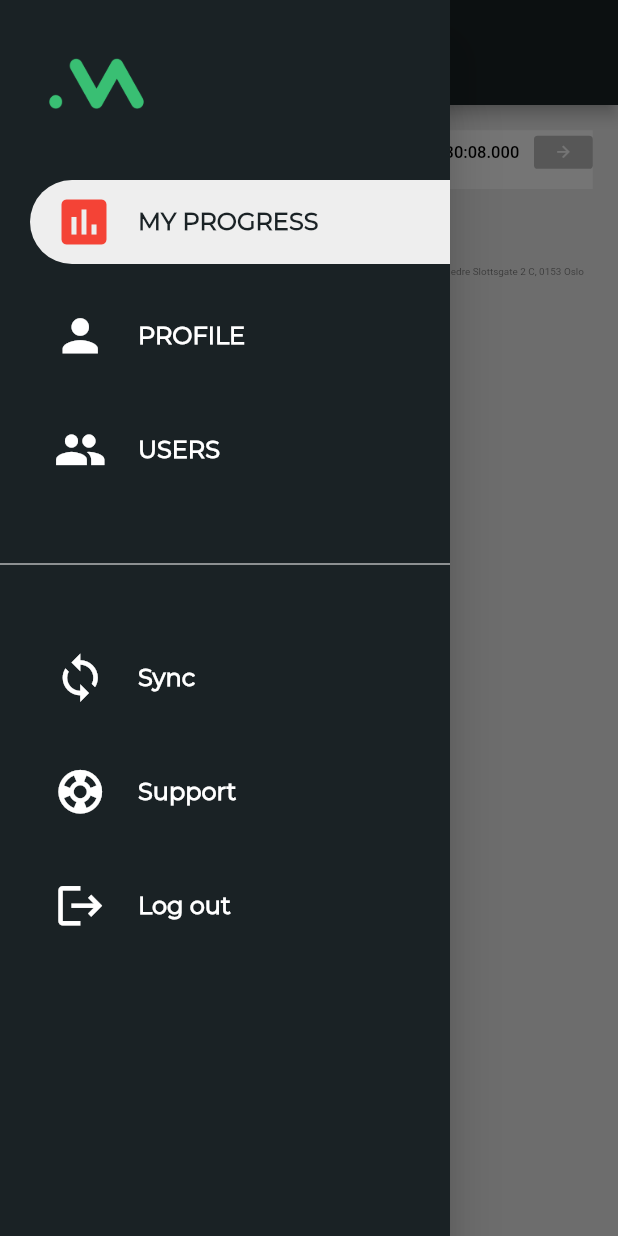
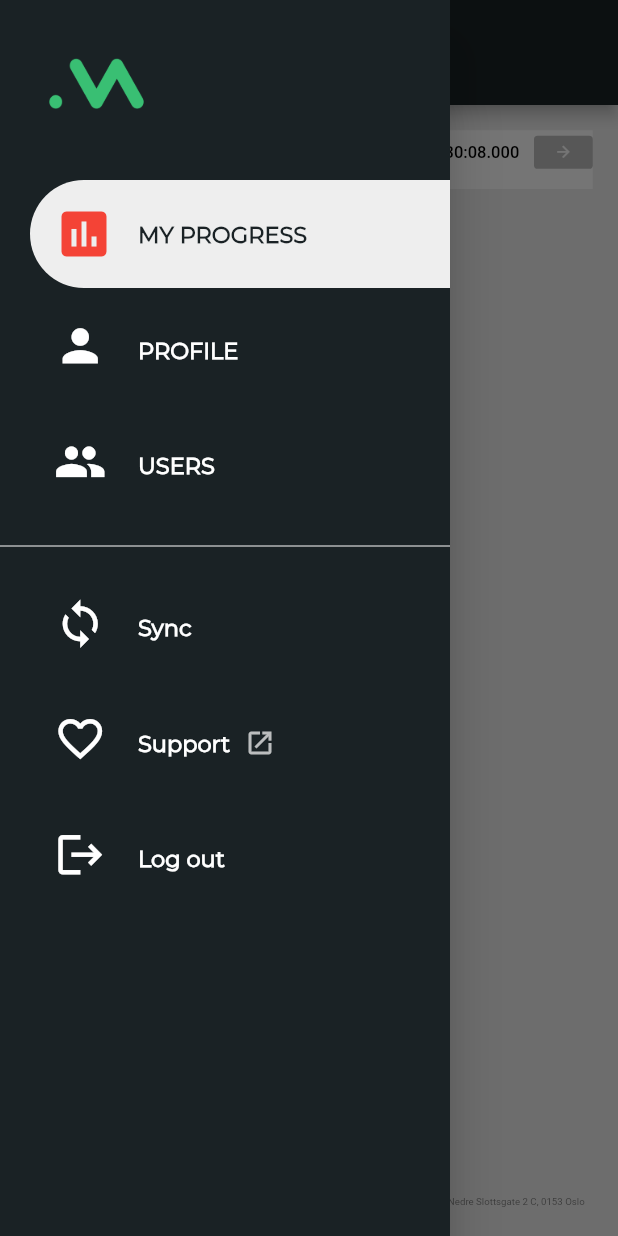
Before and after one commit to matanyos/smart_alert_demo_flutter, a Flutter app: the HomePage screen opened by its route, with the side drawer open, on a phone screen of 412 x 824 dp. Run offline on Flutter 3.47's test engine with Material 2 defaults, Android fonts, the light colour scheme and no system bars; our stand-ins replace hive, hive_flutter; missing offline and left inert: encrypt; accounts and stored records are empty.

Commit message:
fixing layout

```diff
--- a/lib/utilitites/screen_info.dart
+++ b/lib/utilitites/platform_info.dart
@@ -1,14 +1,19 @@
 import 'package:flutter/cupertino.dart';
+import 'package:flutter/foundation.dart';
 
-class ScreenInfo {
+class PlatformInfo {
   final BuildContext context;
   late Size screenSize;
 
-  ScreenInfo(this.context) {
+  PlatformInfo(this.context) {
     screenSize = MediaQuery.of(context).size;
   }
 
   Size getScreenSize() => screenSize;
 
   bool isSmallScreen() => screenSize.width < 800;
+
+  bool isMobile() =>
+      defaultTargetPlatform == TargetPlatform.iOS ||
+      defaultTargetPlatform == TargetPlatform.android;
 }
--- a/lib/widgets/footer.dart
+++ b/lib/widgets/footer.dart
@@ -61,14 +61,22 @@ class Footer extends StatelessWidget {
                                 ? Colors.black54
                                 : Colors.white)))),
             icon: Icon(
-              Icons.support_rounded,
+              Icons.favorite_outline,
               size: 12,
               color: Colors.red.shade400,
             ),
-            label: Text('Support',
-                style: TextStyle(
-                    fontSize: 10,
-                    color: !isLoginPage ? Colors.black54 : Colors.white))),
+            label: Row(
+              children: [
+                Text('Support',
+                    style: TextStyle(
+                        fontSize: 10,
+                        color: !isLoginPage ? Colors.black54 : Colors.white)),
+                const SizedBox(width: 5),
+                Icon(Icons.open_in_new,
+                    size: 10,
+                    color: !isLoginPage ? Colors.black54 : Colors.white60)
+              ],
+            )),
         Text(
           'Support +99 88 88 44',
           style: TextStyle(
--- a/lib/widgets/home_page.dart
+++ b/lib/widgets/home_page.dart
@@ -36,10 +36,8 @@ class HomePageState extends State<HomePage> {
           ),
           body: Container(
               color: Colors.grey.shade200,
-              child: Column(children: [
-                WidgetHelper.getWidgetView(
-                    menuItem: currentMenuItem, context: context)
-              ])),
+              child: WidgetHelper.getWidgetView(
+                  menuItem: currentMenuItem, context: context)),
           drawer: const NavigationDrawer());
     }
   }
--- a/lib/widgets/my_progress_view.dart
+++ b/lib/widgets/my_progress_view.dart
@@ -9,11 +9,11 @@ class MyProgressViewWidget extends StatelessWidget {
   @override
   Widget build(BuildContext context) {
     return Column(
-      mainAxisAlignment: MainAxisAlignment.spaceBetween,
       children: [
-        FittedBox(
+        Expanded(
+          child: FittedBox(
+            alignment: Alignment.topCenter,
             child: Container(
-            alignment: Alignment.center,
               margin: EdgeInsets.all(MediaQuery.of(context).size.width / 15),
               color: Colors.white,
               child: Column(
@@ -54,8 +54,8 @@ class MyProgressViewWidget extends StatelessWidget {
                         onPressed: () => {},
                         child: Text(
                           DateTime.now().toString(),
-                        style:
-                            const TextStyle(color: Colors.black, fontSize: 18),
+                          style: const TextStyle(
+                              color: Colors.black, fontSize: 18),
                         ),
                       ),
                       ElevatedButton(
@@ -79,7 +79,14 @@ class MyProgressViewWidget extends StatelessWidget {
               ),
             ),
           ),
-        WidgetHelper.getFooterWithPadding(isLogin: false, context: context)
+        ),
+        Align(
+          alignment: Alignment.bottomCenter,
+          child: FittedBox(
+            child: WidgetHelper.getFooterWithPadding(
+                isLogin: false, context: context),
+          ),
+        )
       ],
     );
   }
--- a/lib/widgets/navigation_drawer.dart
+++ b/lib/widgets/navigation_drawer.dart
@@ -20,13 +20,9 @@ class NavigationDrawer extends StatelessWidget {
             children: [
               Column(children: [
                 WidgetHelper.buildHeader(context),
-                Column(
-                  children: [
-                    Padding(
-                        padding: const EdgeInsets.only(top: 30),
-                        child: WidgetHelper.buildMenuItems(context)),
-                  ],
-                ),
+                Padding(
+                    padding: const EdgeInsets.only(top: 30),
+                    child: WidgetHelper.buildMenuItems(context)),
               ])
             ],
           ),
--- a/lib/widgets/widgets_helper.dart
+++ b/lib/widgets/widgets_helper.dart
@@ -3,6 +3,7 @@ import 'package:flutter/material.dart';
 import 'package:hive/hive.dart';
 import 'package:provider/provider.dart';
 import 'package:smart_alert_demo_flutter/utilitites/navigation_provider.dart';
+import 'package:smart_alert_demo_flutter/utilitites/platform_info.dart';
 import 'package:smart_alert_demo_flutter/widgets/footer.dart';
 import 'package:smart_alert_demo_flutter/widgets/login_widget.dart';
 
@@ -26,6 +27,8 @@ class WidgetHelper {
   }
 
   static Widget buildMenuItems(BuildContext context) {
+    var isMobile = PlatformInfo(context).isMobile();
+    double spacing = isMobile ? 5 : 20;
     return Column(
       children: [
         createMenuItem(
@@ -33,31 +36,31 @@ class WidgetHelper {
             menuItem: AppMenuItem.myProgress,
             icon: Icons.assessment,
             context: context),
-        const SizedBox(height: 20),
+        SizedBox(height: spacing),
         createMenuItem(
             title: 'PROFILE',
             menuItem: AppMenuItem.profile,
             icon: Icons.person,
             context: context),
-        const SizedBox(height: 20),
+        SizedBox(height: spacing),
         createMenuItem(
             title: 'USERS',
             menuItem: AppMenuItem.users,
             icon: Icons.people,
             context: context),
-        const SizedBox(height: 40),
+        SizedBox(height: spacing * 2),
         const Divider(color: Colors.white),
-        const SizedBox(height: 40),
+        SizedBox(height: spacing * 2),
         createMenuItem(
             title: 'Sync',
             menuItem: AppMenuItem._sync,
             icon: Icons.sync,
             context: context),
-        const SizedBox(height: 20),
+        SizedBox(height: spacing),
         createMenuItem(
             title: 'Support',
             menuItem: AppMenuItem.support,
-            icon: Icons.support,
+            icon: Icons.favorite_outline,
             onTapFunction: () {
               final Uri url = Uri(
                   scheme: 'https',
@@ -66,17 +69,17 @@ class WidgetHelper {
                   query: 'utm_medium=link&utm_source=url');
               Utilities.openBrowserUrl(url: url);
             },
-            context: context),
-        const SizedBox(height: 20),
+            context: context,
+            support: true),
+        SizedBox(height: spacing),
         createMenuItem(
             title: 'Log out',
             menuItem: AppMenuItem.logOut,
             icon: Icons.logout,
-            onTapFunction: () {
-              var box = Hive.box('myBox');
-              box.delete('token');
+            onTapFunction: () async {
               Navigator.of(context).pushReplacement(
                   MaterialPageRoute(builder: (context) => const LoginWidget()));
+              await Hive.box('myBox').delete('userInfo');
             },
             context: context),
       ],
@@ -88,11 +91,12 @@ class WidgetHelper {
       required AppMenuItem menuItem,
       Function? onTapFunction,
       required IconData icon,
-      required BuildContext context}) {
+      required BuildContext context,
+      bool support = false}) {
     double fontSize = (defaultTargetPlatform == TargetPlatform.iOS ||
             defaultTargetPlatform == TargetPlatform.android)
-        ? 16
-        : 22;
+        ? 15
+        : 20;
     double leftPadding = (defaultTargetPlatform == TargetPlatform.iOS ||
             defaultTargetPlatform == TargetPlatform.android)
         ? 20
@@ -109,13 +113,17 @@ class WidgetHelper {
         child: MouseRegion(
           cursor: SystemMouseCursors.click,
           child: ListTile(
+              visualDensity: const VisualDensity(vertical: 4),
+              hoverColor: Colors.white10,
               shape: const RoundedRectangleBorder(
                   borderRadius:
                       BorderRadius.horizontal(left: Radius.circular(50))),
               leading: Icon(icon,
                   color: isSelected ? Colors.red : Colors.white,
                   size: isSelected ? 40 : 35),
-              title: Text(title,
+              title: Row(
+                children: [
+                  Text(title,
                       style: TextStyle(
                           fontSize: fontSize,
                           fontFamily: 'Montserrat',
@@ -123,6 +131,12 @@ class WidgetHelper {
                           color: isSelected
                               ? const Color.fromARGB(255, 26, 34, 37)
                               : Colors.white)),
+                  if (support) const SizedBox(width: 10),
+                  if (support)
+                    const Icon(Icons.open_in_new,
+                        color: Colors.white70, size: 20)
+                ],
+              ),
               selected: isSelected,
               selectedTileColor: Colors.grey.shade200,
               onTap: () {
@@ -159,14 +173,13 @@ class WidgetHelper {
 
   static Widget getFooterWithPadding(
       {required bool isLogin, required BuildContext context}) {
-    double value = MediaQuery.of(context).size.width / 12;
+    var screenSize = PlatformInfo(context).getScreenSize();
+    double width = screenSize.width / 12;
+    double height = screenSize.width / 12;
 
-    return FittedBox(
-      alignment: Alignment.bottomCenter,
-      child: Padding(
-        padding: EdgeInsets.fromLTRB(value, value, value, value / 2),
+    return Padding(
+      padding: EdgeInsets.fromLTRB(height, width, width, height / 3),
       child: Footer(isLoginPage: isLogin),
-      ),
     );
   }
 }
```
Lines whose indentation alone changed are shown as unchanged.
